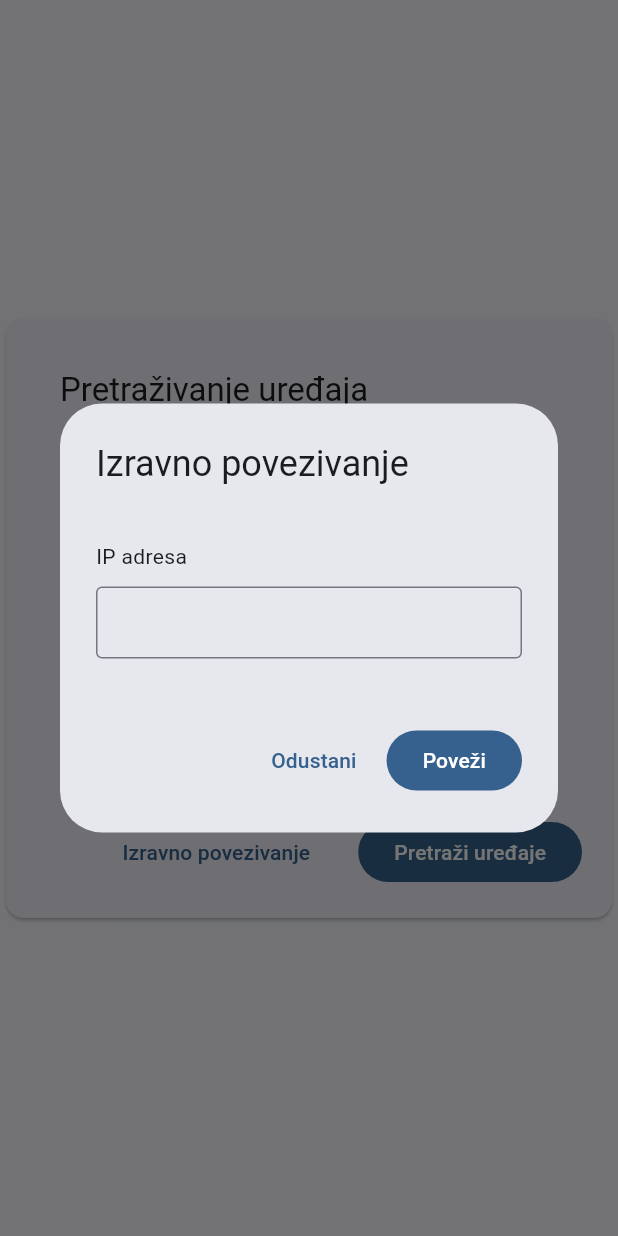
After one commit to jmojzes21/Smart_Home, a Flutter app: the screen it shows after launch, after a tap on "Izravno povezivanje", on a phone screen of 412 x 824 dp. The commit adds this screen. Run offline on Flutter 3.47's test engine with Material 3 defaults, Android fonts, the phone set to English and light mode, and no system bars; our stand-ins replace multicast_dns; missing offline and left inert: file_selector.

Commit message:
Dodaj izravno povezivanje

```diff
--- a/smart_leds_app/lib/pages/device_discovery.dart
+++ b/smart_leds_app/lib/pages/device_discovery.dart
@@ -4,6 +4,7 @@ import 'package:flutter/material.dart';
 import 'package:smart_leds_app/logic/device/device.dart';
 import 'package:smart_leds_app/logic/device_discovery.dart';
 import 'package:smart_leds_app/logic/device_service.dart';
+import 'package:smart_leds_app/widgets/dialogs/direct_connection.dart';
 import 'package:smart_leds_app/widgets/dialogs/login.dart';
 import 'package:smart_leds_app/pages/home.dart';
 import 'package:smart_leds_app/widgets/dialogs/simple_dialogs.dart';
@@ -78,6 +79,13 @@ class _DeviceDiscoveryPageState extends State<DeviceDiscoveryPage> {
     }
   }
 
+  Future<void> connectDirectly() async {
+    Device? device = await DirectConnectionDialog.show(context);
+    if (device != null) {
+      await connectDevice(device);
+    }
+  }
+
   Future<void> loadSession() async {
     var deviceService = DeviceService();
     Device? device = await deviceService.restoreSession();
@@ -133,6 +141,14 @@ class _DeviceDiscoveryPageState extends State<DeviceDiscoveryPage> {
                     ),
                   ),
                   SizedBox(height: 20),
+                  Row(
+                    mainAxisAlignment: MainAxisAlignment.end,
+                    children: [
+                      TextButton(
+                        onPressed: () => connectDirectly(),
+                        child: Text('Izravno povezivanje'),
+                      ),
+                      SizedBox(width: 20),
                       if (isDiscovering == false)
                         FilledButton(
                           onPressed: () => startScan(),
@@ -142,6 +158,8 @@ class _DeviceDiscoveryPageState extends State<DeviceDiscoveryPage> {
                         FilledButton(
                           onPressed: () => stopScan(),
                           child: Text('Zaustavi pretraživanje'),
+                        ),
+                    ],
                   ),
                 ],
               ),
--- /dev/null
+++ b/smart_leds_app/lib/widgets/dialogs/direct_connection.dart
@@ -0,0 +1,170 @@
+import 'dart:async';
+import 'dart:developer';
+import 'dart:io';
+
+import 'package:async/async.dart';
+import 'package:flutter/material.dart';
+import 'package:smart_leds_app/logic/device/device.dart';
+import 'package:smart_leds_app/models/exceptions.dart';
+import 'package:smart_leds_app/widgets/misc/error_text.dart';
+
+class DirectConnectionDialog extends StatefulWidget {
+  const DirectConnectionDialog({super.key});
+
+  @override
+  State<DirectConnectionDialog> createState() => _DirectConnectionDialogState();
+
+  static Future<Device?> show(BuildContext context) async {
+    var result = await showDialog<Device>(
+      context: context,
+      barrierDismissible: false,
+      builder: (context) => DirectConnectionDialog(),
+    );
+
+    return result;
+  }
+}
+
+class _DirectConnectionDialogState extends State<DirectConnectionDialog> {
+  var tcIpAddress = TextEditingController();
+  var isConnecting = false;
+  var errorMessage = '';
+
+  CancelableOperation<bool>? connectOperation;
+
+  void connect() async {
+    if (isConnecting) return;
+
+    setError('');
+
+    var ipAddress = InternetAddress.tryParse(tcIpAddress.text.trim());
+
+    if (ipAddress == null) {
+      setError('IP adresa nije u valjanom obliku.');
+      return;
+    }
+
+    var device = Device(ipAddress: ipAddress);
+
+    setState(() => isConnecting = true);
+
+    connectOperation = CancelableOperation.fromFuture(connectFuture(device));
+    connectOperation!.then(
+      (bool result) => onConnectDone(device, result),
+      onCancel: () => onConnectCancel(),
+    );
+  }
+
+  void onConnectDone(Device device, bool result) {
+    if (result) {
+      log('Izravno povezivanje uspjelo');
+
+      if (!mounted) return;
+      Navigator.of(context).pop(device);
+    } else {
+      log('Izravno povezivanje nije uspjelo');
+
+      if (!mounted) return;
+      setState(() {
+        isConnecting = false;
+        errorMessage = 'Povezivanje na uređaj nije uspjelo.';
+      });
+    }
+  }
+
+  void onConnectCancel() {
+    log('Izravno povezivanje prekinuto');
+    if (!mounted) return;
+    setState(() => isConnecting = false);
+    connectOperation = null;
+  }
+
+  Future<bool> connectFuture(Device device) async {
+    log('Izravno povezivanje na uređaj ${device.ipAddress.address}');
+    try {
+      await device.getDeviceInfo();
+      return true;
+    } on DeviceException catch (_) {
+      return false;
+    }
+  }
+
+  void stop() async {
+    connectOperation?.cancel();
+  }
+
+  void close() async {
+    stop();
+    Navigator.of(context).pop();
+  }
+
+  void setError(String message) {
+    if (!mounted) return;
+    setState(() => errorMessage = message);
+  }
+
+  @override
+  Widget build(BuildContext context) {
+    return AlertDialog(
+      title: Text('Izravno povezivanje'),
+      actions: [
+        TextButton(
+          onPressed: () => close(),
+          child: Text('Odustani'),
+        ),
+        if (isConnecting)
+          FilledButton(
+            onPressed: () => stop(),
+            child: Text('Zaustavi'),
+          ),
+        if (isConnecting == false)
+          FilledButton(
+            onPressed: () => connect(),
+            child: Text('Poveži'),
+          ),
+      ],
+      content: Padding(
+        padding: const EdgeInsets.symmetric(vertical: 20),
+        child: SizedBox(
+          width: 300,
+          child: Column(
+            mainAxisSize: MainAxisSize.min,
+            crossAxisAlignment: CrossAxisAlignment.start,
+            children: [
+              Text('IP adresa'),
+              const SizedBox(height: 10),
+              TextField(
+                controller: tcIpAddress,
+                enableSuggestions: false,
+                autocorrect: false,
+                decoration: InputDecoration(
+                  isDense: true,
+                  border: OutlineInputBorder(),
+                ),
+              ),
+              if (isConnecting) const SizedBox(height: 20),
+              if (isConnecting)
+                Row(
+                  children: [
+                    SizedBox.square(
+                      dimension: 24,
+                      child: CircularProgressIndicator(),
+                    ),
+                    SizedBox(width: 10),
+                    Text('Povezivanje'),
+                  ],
+                ),
+              if (errorMessage.isNotEmpty) ErrorText(errorMessage),
+            ],
+          ),
+        ),
+      ),
+    );
+  }
+
+  @override
+  void dispose() {
+    tcIpAddress.dispose();
+    super.dispose();
+  }
+}
```
Lines whose indentation alone changed are shown as unchanged.
